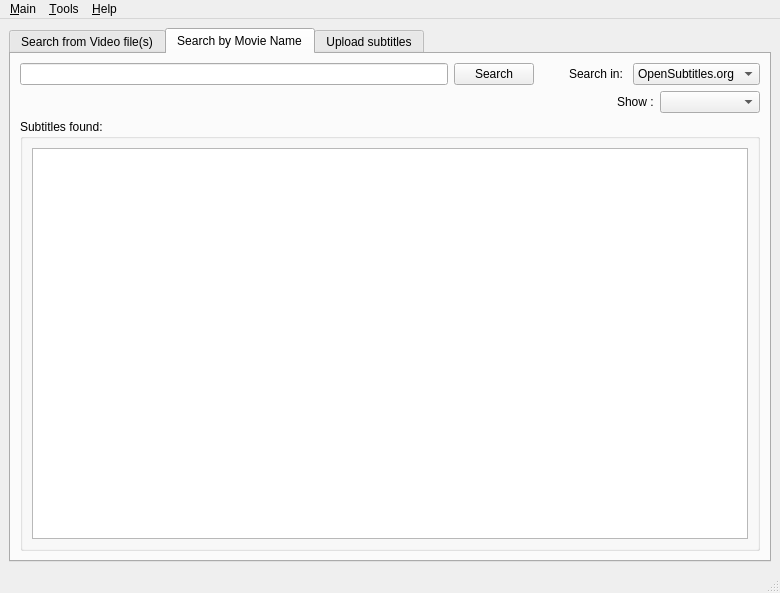
First picture: the form in gui/main.ui, repository mamboitaliano21/subdownloader, before the edit.
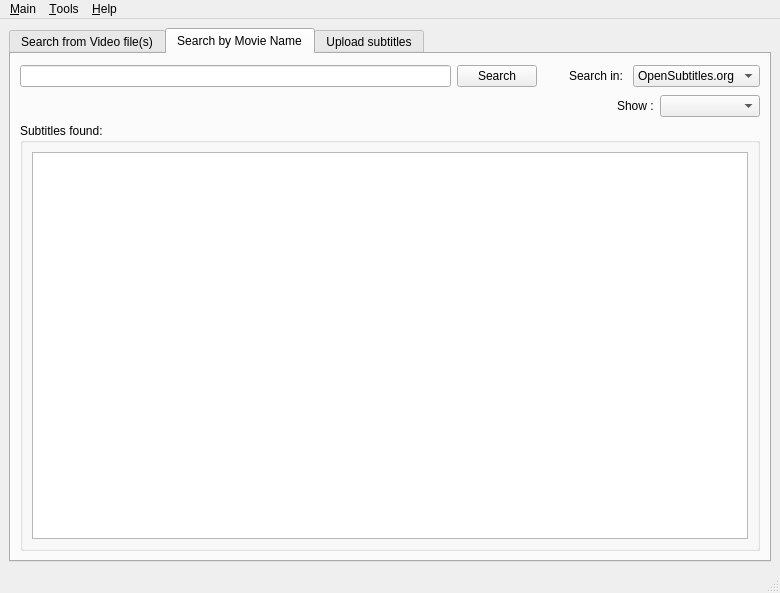
Second picture: the form after the edit. The open tabs and pages were chosen to show the change. Icons and pictures are not drawn. Custom widgets are drawn as their Qt base class.

Diff of the .ui file:
```diff
--- a/gui/main.ui
+++ b/gui/main.ui
@@ -207,9 +207,11 @@
          <attribute name="title" >
           <string>Search by Movie Name</string>
          </attribute>
-         <layout class="QVBoxLayout" >
+         <layout class="QVBoxLayout" name="verticalLayout_2" >
           <item>
-           <layout class="QHBoxLayout" >
+           <layout class="QHBoxLayout" name="horizontalLayout_2" >
+            <item>
+             <layout class="QHBoxLayout" name="horizontalLayout" >
             <item>
              <widget class="QLineEdit" name="movieNameText" >
               <property name="sizePolicy" >
@@ -227,6 +229,8 @@
               </property>
              </widget>
             </item>
+             </layout>
+            </item>
             <item>
              <spacer>
               <property name="orientation" >
@@ -237,8 +241,8 @@
               </property>
               <property name="sizeHint" stdset="0" >
                <size>
-                <width>29</width>
-                <height>20</height>
+                <width>26</width>
+                <height>26</height>
                </size>
               </property>
              </spacer>
```
Lines whose indentation alone changed are shown as unchanged.
